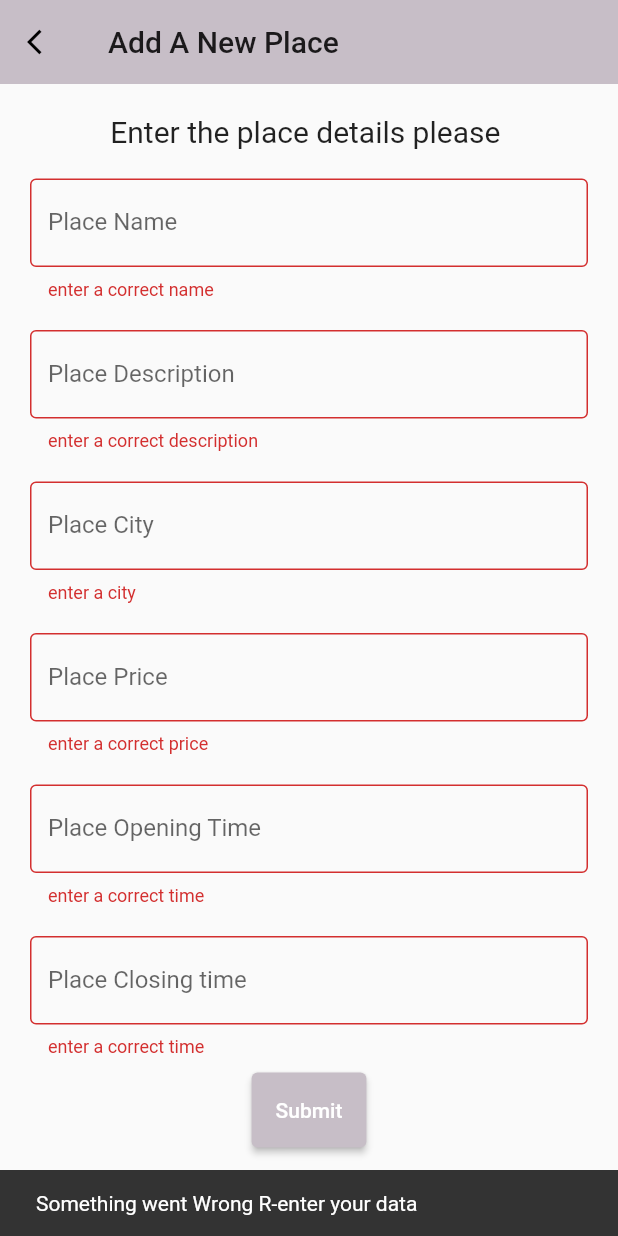
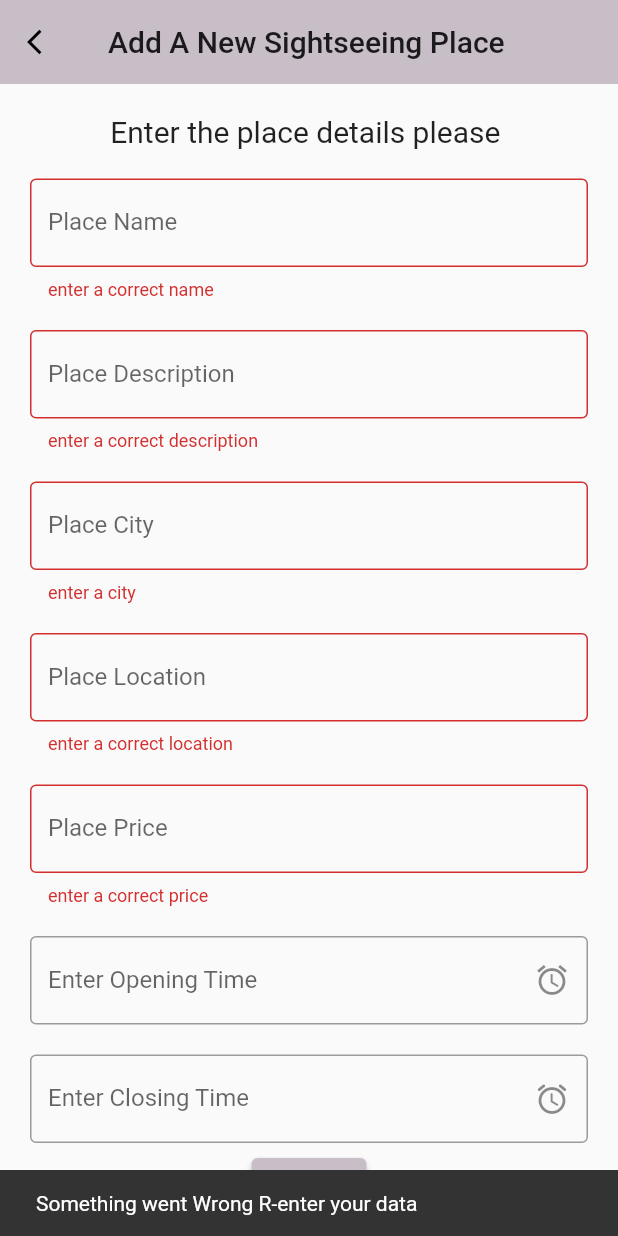
Before and after one commit to nathaliesameh26/DiscoverEgypt, a Flutter app: the placeForm screen opened by its route, after a tap on "Submit", on a phone screen of 412 x 824 dp. Run offline on Flutter 3.47's test engine with Material 2 defaults, Android fonts, the phone set to English and light mode, and no system bars; our stand-ins replace cloud_firestore, file_picker, firebase_analytics, firebase_auth, firebase_core, firebase_storage and 7 more; missing offline and left inert: binder; accounts and stored records are empty.

Commit message:
placeformFINAL

```diff
--- a/mobileapplication/lib/screens/Place_form.dart
+++ b/mobileapplication/lib/screens/Place_form.dart
@@ -1,6 +1,6 @@
 import 'package:flutter/material.dart';
-import 'package:mobileapplication/data/dataApp/place_data.dart';
-import 'package:mobileapplication/model/place_model.dart';
+import 'package:intl/intl.dart';
+import 'package:mobileapplication/data/dataApp/Place_data.dart';
 
 class placeForm extends StatefulWidget {
   const placeForm({Key? key}) : super(key: key);
@@ -10,8 +10,11 @@ class placeForm extends StatefulWidget {
 }
 
 final formkey = GlobalKey<FormState>();
+TimeOfDay time = TimeOfDay.now();
 
 class _placeFormState extends State<placeForm> {
+  final placedata = PlacesData();
+  DateTime date = DateTime.now();
   TextEditingController nameController = TextEditingController();
   TextEditingController aboutController = TextEditingController();
   TextEditingController priceController = TextEditingController();
@@ -22,7 +25,7 @@ class _placeFormState extends State<placeForm> {
 
   @override
   Widget build(BuildContext context) {
-    //final double height = MediaQuery.of(context).size.height;
+    // final double height = MediaQuery.of(context).size.height;
     final GlobalKey<ScaffoldState> scaffoldKey = GlobalKey<ScaffoldState>();
     return Scaffold(
         key: scaffoldKey,
@@ -30,7 +33,7 @@ class _placeFormState extends State<placeForm> {
           backgroundColor: Color.fromARGB(255, 199, 190, 199),
           elevation: 0,
           title: Text(
-            'Add A New Place',
+            'Add A New Sightseeing Place',
             style: Theme.of(context).textTheme.headline6,
           ),
           leading: GestureDetector(
@@ -110,25 +113,25 @@ class _placeFormState extends State<placeForm> {
                                   }
                                 }),
                           ),
-                            // Container(
-                            //   padding: const EdgeInsets.all(10),
-                            //   child: TextFormField(
-                            //       controller: locationController,
-                            //       decoration: const InputDecoration(
-                            //         border: OutlineInputBorder(),
-                            //         labelText: 'Place Location',
-                            //       ),
-                            //       validator: (value) {
-                            //         if (value!.isEmpty ||
-                            //             !RegExp(r'^[a-zA-Z0-9]+$')
-                            //                 .hasMatch(value)) {
-                            //           //alpanumeric validator
-                            //           return "enter a correct location";
-                            //         } else {
-                            //           return null;
-                            //         }
-                            //       }),
-                            // ),
+                          Container(
+                            padding: const EdgeInsets.all(10),
+                            child: TextFormField(
+                                controller: locationController,
+                                decoration: const InputDecoration(
+                                  border: OutlineInputBorder(),
+                                  labelText: 'Place Location',
+                                ),
+                                validator: (value) {
+                                  if (value!.isEmpty ||
+                                      !RegExp(r'^[a-zA-Z0-9]+$')
+                                          .hasMatch(value)) {
+                                    //alpanumeric validator
+                                    return "enter a correct location";
+                                  } else {
+                                    return null;
+                                  }
+                                }),
+                          ),
                           Container(
                             padding: const EdgeInsets.all(10),
                             child: TextFormField(
@@ -148,44 +151,67 @@ class _placeFormState extends State<placeForm> {
                           ),
                           Container(
                             padding: const EdgeInsets.all(10),
-                              child: TextFormField(
+                            child: TextField(
+                              style: TextStyle(color: Colors.black),
+                              cursorColor: Colors.black,
                               controller: openingTimeController,
-                                  decoration: const InputDecoration(
-                                    border: OutlineInputBorder(),
-                                    labelText: 'Place Opening Time',
+                              // ignore: prefer_const_constructors
+                              decoration: InputDecoration(
+                                  border: const OutlineInputBorder(),
+                                  suffixIcon:
+                                      const Icon(Icons.access_alarm_sharp),
+                                  labelText: "Enter Opening Time"),
+                              readOnly: true,
+                              onTap: () async {
+                                TimeOfDay? newTime = await showTimePicker(
+                                  context: context,
+                                  initialTime: time,
+                                );
+                                if (newTime != null) {
+                                  print(newTime);
+                                  String formattedTime =
+                                      newTime.format(context);
+                                  print(formattedTime);
+                                  setState(() {
+                                    openingTimeController.text = formattedTime;
+                                  });
+                                }
+                              },
                             ),
-                                  validator: (value) {
-                                    if (value!.isEmpty ||
-                                        !RegExp(r'^(?:[+0]9?)?[0-9]{0,12}$')
-                                            .hasMatch(value)) {
-                                      return "enter a correct time";
-                                    } else {
-                                      return null;
-                                    }
-                                  }),
                           ),
                           Container(
                             padding: const EdgeInsets.all(10),
-                              child: TextFormField(
+                            child: TextField(
+                              style: TextStyle(color: Colors.black),
+                              cursorColor: Colors.black,
                               controller: closingTimeController,
-                                  decoration: const InputDecoration(
-                                    border: OutlineInputBorder(),
-                                    labelText: 'Place Closing time',
+                              // ignore: prefer_const_constructors
+                              decoration: InputDecoration(
+                                  border: const OutlineInputBorder(),
+                                  suffixIcon:
+                                      const Icon(Icons.access_alarm_rounded),
+                                  labelText: "Enter Closing Time"),
+                              readOnly: true,
+                              onTap: () async {
+                                TimeOfDay? newTime = await showTimePicker(
+                                  context: context,
+                                  initialTime: time,
+                                );
+                                if (newTime != null) {
+                                  print(newTime);
+                                  String formattedTime =
+                                      newTime.format(context);
+                                  print(formattedTime);
+                                  setState(() {
+                                    closingTimeController.text = formattedTime;
+                                  });
+                                }
+                              },
                             ),
-                                  validator: (value) {
-                                    if (value!.isEmpty ||
-                                        !RegExp(r'^(?:[+0]9?)?[0-9]{0,12}$')
-                                            .hasMatch(value)) {
-                                      return "enter a correct time";
-                                    } else {
-                                      return null;
-                                    }
-                                  }),
                           ),
                           Container(
                               height: 50,
-                                padding:
-                                    const EdgeInsets.fromLTRB(10, 0, 10, 0),
+                              padding: const EdgeInsets.fromLTRB(10, 0, 10, 0),
                               child: ElevatedButton(
                                 style: ElevatedButton.styleFrom(
                                   backgroundColor:
@@ -193,33 +219,32 @@ class _placeFormState extends State<placeForm> {
                                 ),
                                 child: const Text('Submit'),
                                 onPressed: () async {
-                                    await placeAdded(
-                                      nameController.text,
-                                      aboutController.text,
-                                      cityController.text,
-                                      priceController.text,
-                                      openingTimeController.text,
-                                      closingTimeController.text,
+                                  if (formkey.currentState!.validate()) {
+                                    await placedata.PlaceAdded(
+                                      name: nameController.text,
+                                      about: aboutController.text,
+                                      city: cityController.text,
+                                      price: priceController.text,
+                                      openingTime: openingTimeController.text,
+                                      closingTime: closingTimeController.text,
+                                      location: locationController.text,
                                     );
-                                    if (formkey.currentState!.validate()) {
-                                      ScaffoldMessenger.of(context)
-                                          .showSnackBar(
+                                    ScaffoldMessenger.of(context).showSnackBar(
                                       const SnackBar(
-                                            content:
-                                                Text('Successfully Added ')),
+                                          content: Text('Successfully Added')),
                                     );
-                                      // Navigator.pushNamed(context, '/test');
+                                    Navigator.pushNamed(context, '/admin');
                                   } else {
-                                      ScaffoldMessenger.of(context)
-                                          .showSnackBar(
+                                    ScaffoldMessenger.of(context).showSnackBar(
                                       const SnackBar(
                                           content: Text(
-                                                'Something went Wrong R-enter your data ')),
+                                              'Something went Wrong R-enter your data')),
                                     );
                                   }
                                 },
                               )),
                         ],
-                        ))))));
+                      )))),
+        ));
   }
 }
```
Lines whose indentation alone changed are shown as unchanged.
